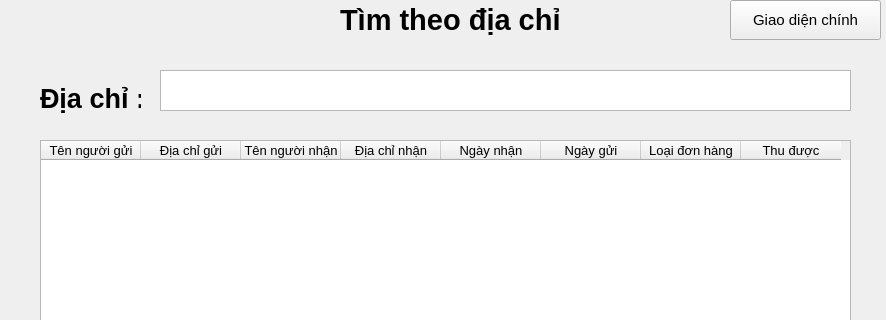
This is ThuNg/mainwindow.ui in LeTuan-iu-HKN/GUI- as Qt 5 draws it before an edit; both pictures show x 0 to 886 and y 0 to 320 of the 886 by 564 pixel window. The edited form follows.
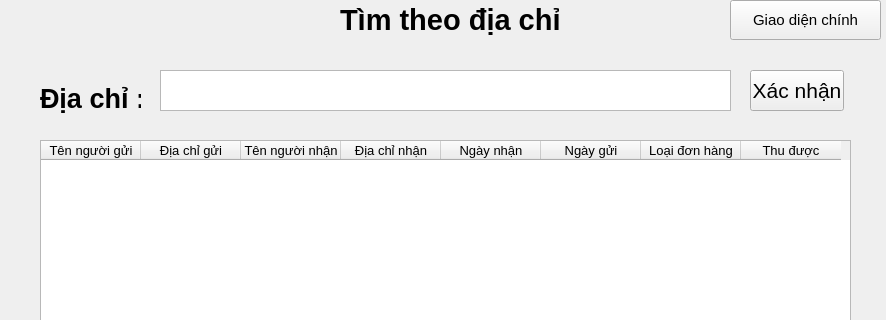
This is the edited form. The open tabs and pages were chosen to show the change.

```diff
--- a/ThuNg/mainwindow.ui
+++ b/ThuNg/mainwindow.ui
@@ -1789,7 +1789,7 @@
        <rect>
         <x>150</x>
         <y>70</y>
-        <width>691</width>
+        <width>571</width>
         <height>41</height>
        </rect>
       </property>
@@ -1873,6 +1873,19 @@
        </property>
       </column>
      </widget>
+     <widget class="QPushButton" name="pushButton_7">
+      <property name="geometry">
+       <rect>
+        <x>740</x>
+        <y>70</y>
+        <width>94</width>
+        <height>41</height>
+       </rect>
+      </property>
+      <property name="text">
+       <string>Xác nhận</string>
+      </property>
+     </widget>
     </widget>
    </widget>
   </widget>
```
Left out of the diff: 2 changed lines with no effect on the pictures.
